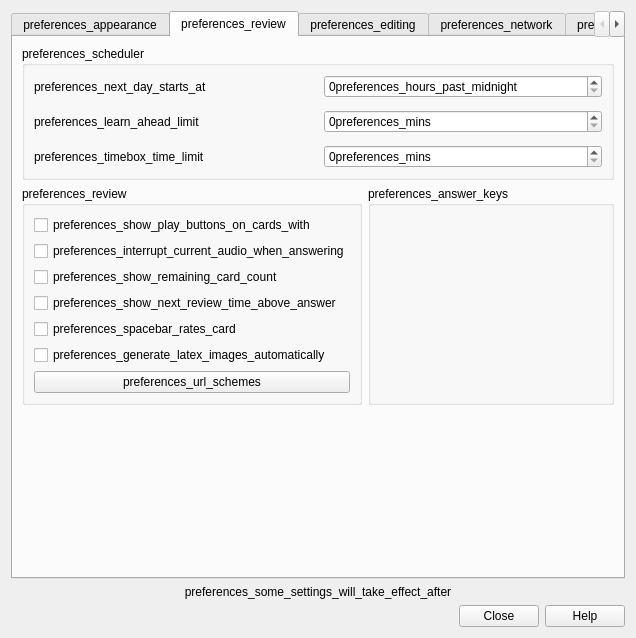
This is qt/aqt/forms/preferences.ui in ankitects/anki as Qt 5 draws it before an edit. The edited form follows.
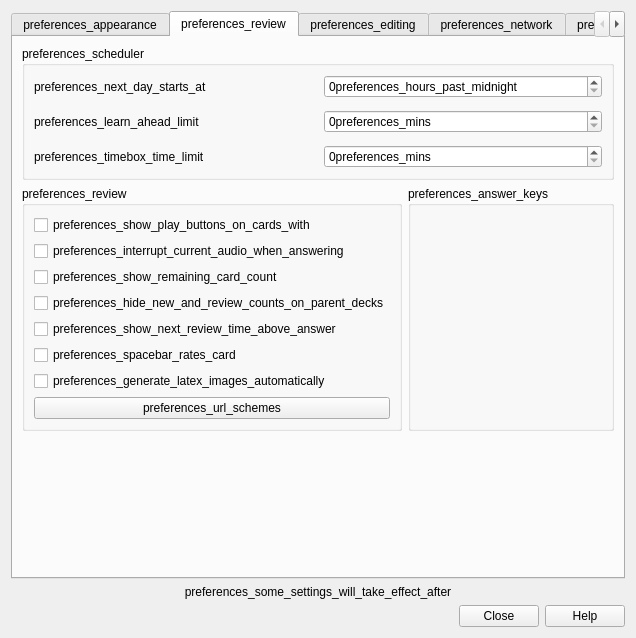
This is the edited form. The open tabs and pages were chosen to show the change.

Commit message: Hide parent deck counts in deck browser

Diff of the .ui file:
```diff
--- a/qt/aqt/forms/preferences.ui
+++ b/qt/aqt/forms/preferences.ui
@@ -422,6 +422,19 @@
               </property>
              </widget>
             </item>
+            <item>
+             <widget class="QCheckBox" name="hideParentDeckNewReviewCounts">
+              <property name="sizePolicy">
+               <sizepolicy hsizetype="Fixed" vsizetype="Fixed">
+                <horstretch>0</horstretch>
+                <verstretch>0</verstretch>
+               </sizepolicy>
+              </property>
+              <property name="text">
+               <string>preferences_hide_new_and_review_counts_on_parent_decks</string>
+              </property>
+             </widget>
+            </item>
             <item>
              <widget class="QCheckBox" name="showEstimates">
               <property name="sizePolicy">
```
Left out of the diff: 1 changed line with no effect on the pictures. The commit also changes 8 other files.
